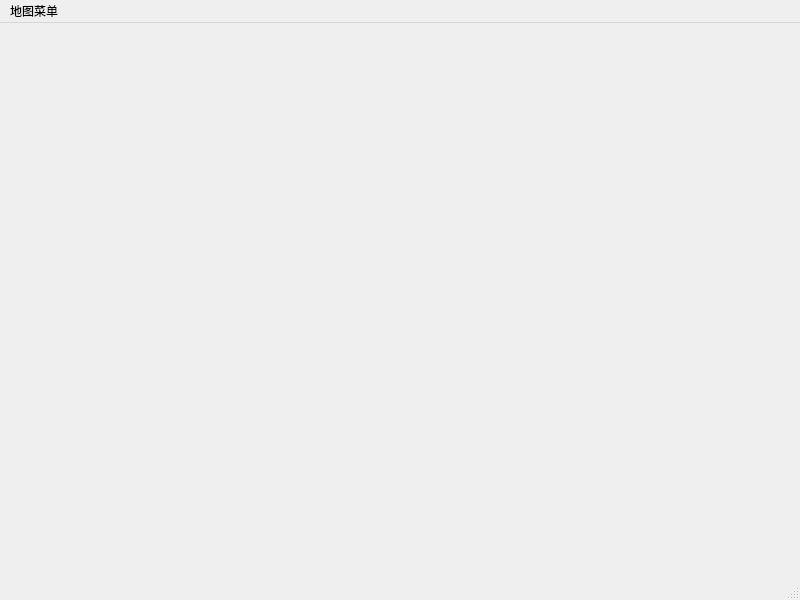
First picture: the form in mainwindow.ui, repository Akira-u/Qt_project, before the edit.
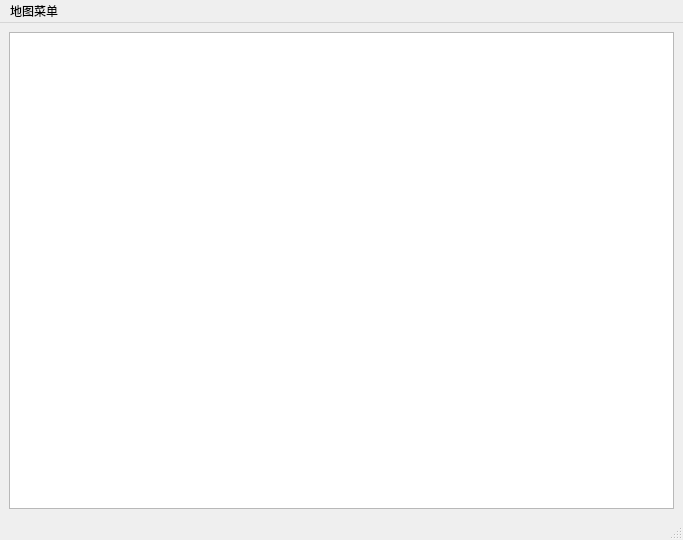
Second picture: the form after the edit.

```diff
--- a/mainwindow.ui
+++ b/mainwindow.ui
@@ -6,20 +6,26 @@
    <rect>
     <x>0</x>
     <y>0</y>
-    <width>800</width>
-    <height>600</height>
+    <width>683</width>
+    <height>540</height>
    </rect>
   </property>
   <property name="windowTitle">
    <string>MainWindow</string>
   </property>
-  <widget class="QWidget" name="centralwidget"/>
+  <widget class="QWidget" name="centralwidget">
+   <layout class="QGridLayout" name="gridLayout">
+    <item row="0" column="0">
+     <widget class="QGraphicsView" name="backgroundView"/>
+    </item>
+   </layout>
+  </widget>
   <widget class="QMenuBar" name="menubar">
    <property name="geometry">
     <rect>
      <x>0</x>
      <y>0</y>
-     <width>800</width>
+     <width>683</width>
      <height>21</height>
     </rect>
    </property>
```
